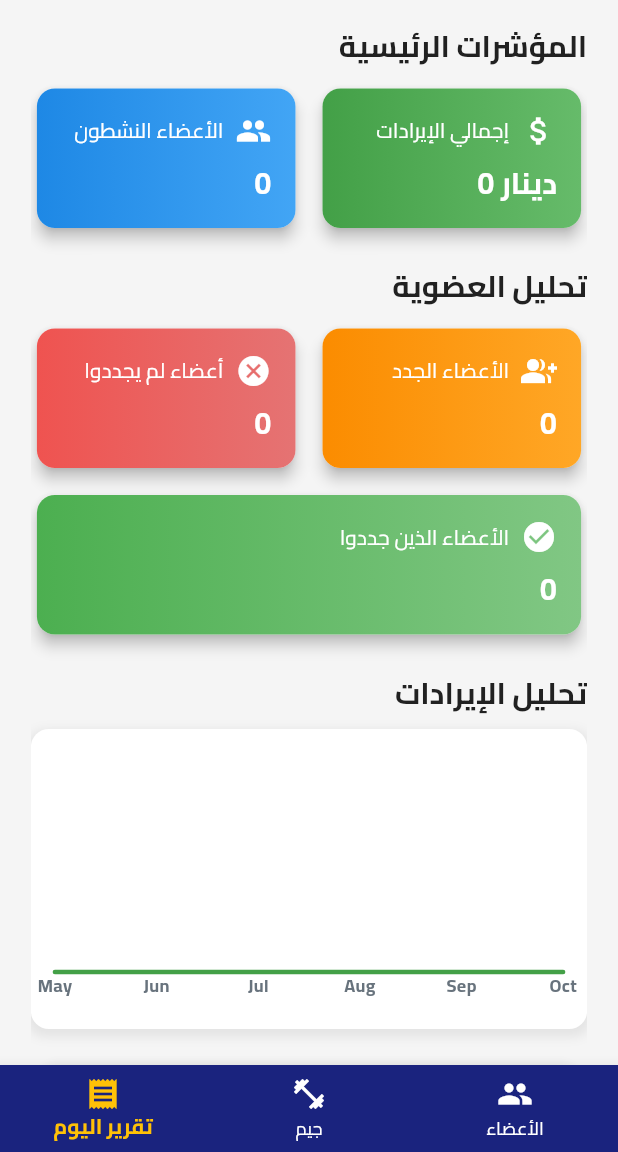
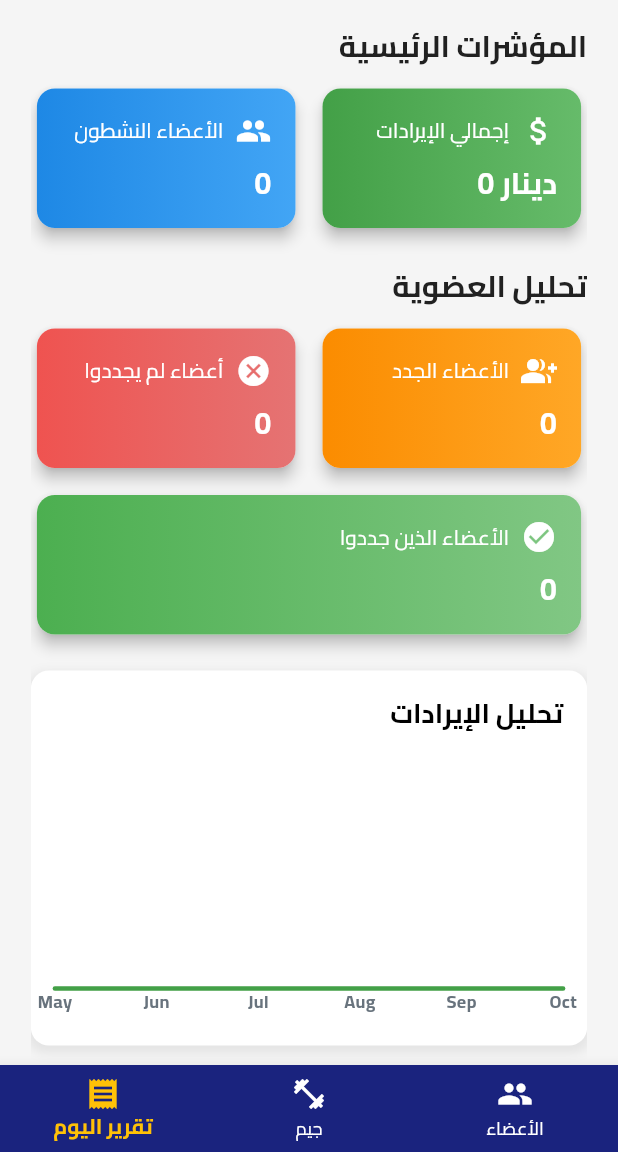
Before and after one commit to Rayen-nasser/gym_manager, a Flutter app: the screen it shows after launch, item 3 of the bottom bar chosen, on a phone screen of 412 x 824 dp, the part 84-1236 px from its top. Run offline on Flutter 3.47's test engine with Material 3 defaults, Android fonts, the phone set to English and light mode, and no system bars; drawn by our look-alikes of fl_chart; our stand-ins replace another_flushbar, cloud_firestore, firebase_auth, firebase_core, google_fonts, shared_preferences; accounts and stored records are empty.

Commit message:
fix size of titles and ir position

```diff
--- a/lib/widgets/metrics_card_widget.dart
+++ b/lib/widgets/metrics_card_widget.dart
@@ -56,8 +56,6 @@ class MetricsCardsWidget extends StatelessWidget {
           const SizedBox(height: 10),
           _buildMembershipAnalysis(formatter, joinedMembers, nonRenewedMembers, renewedMembers, averageRevenuePerMember),
           const SizedBox(height: 20),
-          _buildSectionTitle('تحليل الإيرادات'),
-          const SizedBox(height: 10),
           _buildRevenueChart(revenueHistory),
         ],
       ),
@@ -151,7 +149,7 @@ class MetricsCardsWidget extends StatelessWidget {
 
   Widget _buildRevenueChart(List<double> revenueHistory) {
     return Container(
-      height: 200,
+      height: 250, // Increased height for the card
       padding: const EdgeInsets.all(16),
       decoration: BoxDecoration(
         color: Colors.white,
@@ -165,6 +163,20 @@ class MetricsCardsWidget extends StatelessWidget {
           ),
         ],
       ),
+      child: Column(
+        crossAxisAlignment: CrossAxisAlignment.start,
+        children: [
+          // Title inside the card
+          Text(
+            'تحليل الإيرادات',
+            style: const TextStyle(
+              fontSize: 18,
+              fontWeight: FontWeight.bold,
+              color: Colors.black,
+            ),
+          ),
+          const SizedBox(height: 10), // Space between title and chart
+          Expanded(
             child: LineChart(
               LineChartData(
                 gridData: FlGridData(show: false),
@@ -222,6 +234,9 @@ class MetricsCardsWidget extends StatelessWidget {
                   ),
                 ],
               ),
+            ),
+          ),
+        ],
       ),
     );
   }
--- a/lib/widgets/monthly_financial_overview_widget.dart
+++ b/lib/widgets/monthly_financial_overview_widget.dart
@@ -33,9 +33,10 @@ class GymMonthlyFinancialOverview extends StatelessWidget {
               children: [
                 Text(
                   'الملخص المالي الشهري للنادي',
-                  style: Theme.of(context).textTheme.titleLarge?.copyWith(
+                  style: TextStyle(
+                    fontSize: 18,
+                    fontWeight: FontWeight.bold,
                     fontFamily: 'Cairo',
-                    fontWeight: FontWeight.bold,
                   ),
                 ),
                 SizedBox(height: isTablet ? 24 : 16),
```
Lines whose indentation alone changed are shown as unchanged.
